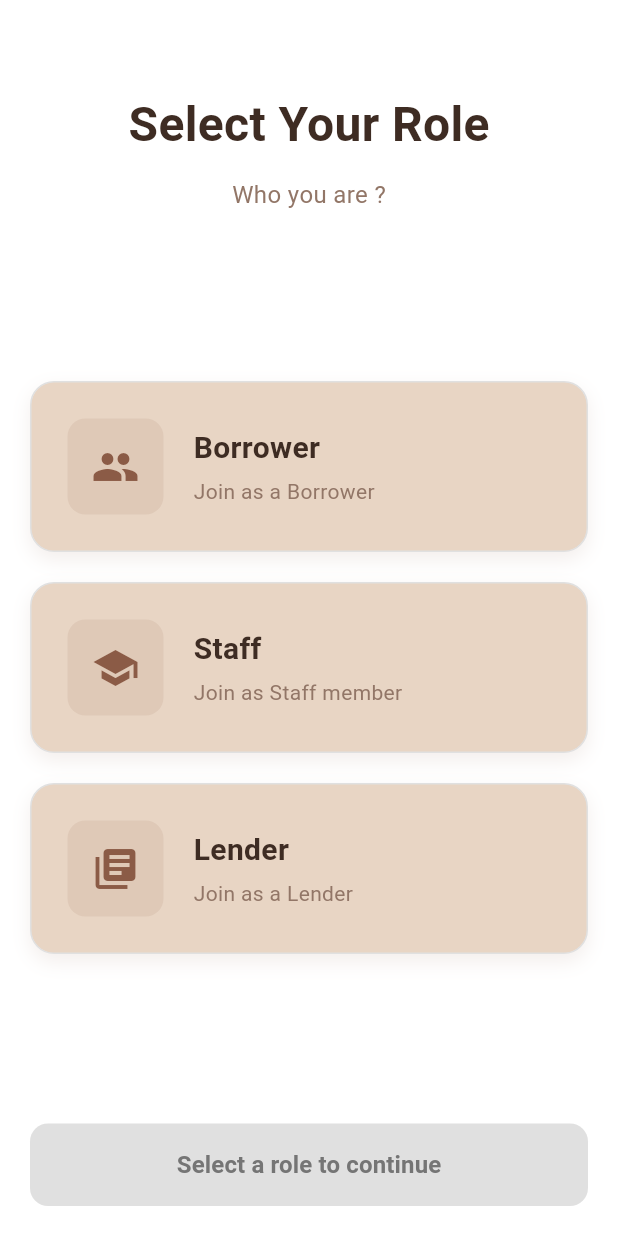
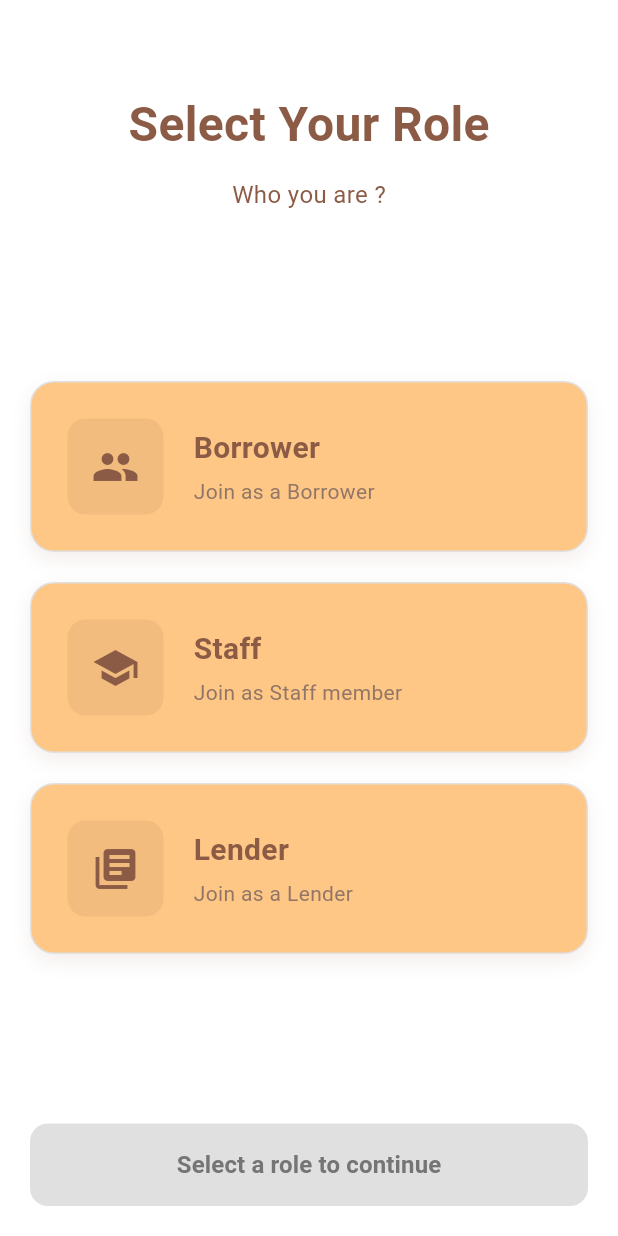
Before and after one commit to kimmysoybad404/project_mobile, a Flutter app: the IdentifyPage screen opened directly, on a phone screen of 412 x 824 dp. Run offline on Flutter 3.47's test engine with Material 3 defaults, Android fonts, the phone set to English and light mode, and no system bars.

Commit message:
Change: color of identify page

```diff
--- a/lib/identify_page.dart
+++ b/lib/identify_page.dart
@@ -48,16 +48,13 @@ class _IdentifyPageState extends State<IdentifyPage> {
                   style: TextStyle(
                     fontSize: 32,
                     fontWeight: FontWeight.bold,
-                    color: Color(0xFF3E2C23),
+                    color: DarkBrown,
                   ),
                 ),
                 SizedBox(height: 12),
                 Text(
                   "Who you are ?",
-                  style: TextStyle(
-                    fontSize: 16,
-                    color: Color.fromARGB(255, 146, 118, 103),
-                  ),
+                  style: TextStyle(fontSize: 16, color: DarkBrown),
                 ),
               ],
             ),
@@ -86,11 +83,8 @@ class _IdentifyPageState extends State<IdentifyPage> {
                           decoration: BoxDecoration(
                             gradient: LinearGradient(
                               colors: isSelected
-                                  ? [
-                                      role["color"],
-                                      role["color"].withOpacity(0.7),
-                                    ]
-                                  : [Color(0xFFE8D5C4), Color(0xFFE8D5C4)],
+                                  ? [role["color"], role["color"]]
+                                  : [LightBrown, LightBrown],
                               begin: Alignment.topLeft,
                               end: Alignment.bottomRight,
                             ),
@@ -144,7 +138,7 @@ class _IdentifyPageState extends State<IdentifyPage> {
                                           fontWeight: FontWeight.bold,
                                           color: isSelected
                                               ? Colors.white
-                                              : Color(0xFF3E2C23),
+                                              : DarkBrown,
                                         ),
                                       ),
                                       SizedBox(height: 4),
```
Also changed, not shown: pubspec.lock.
